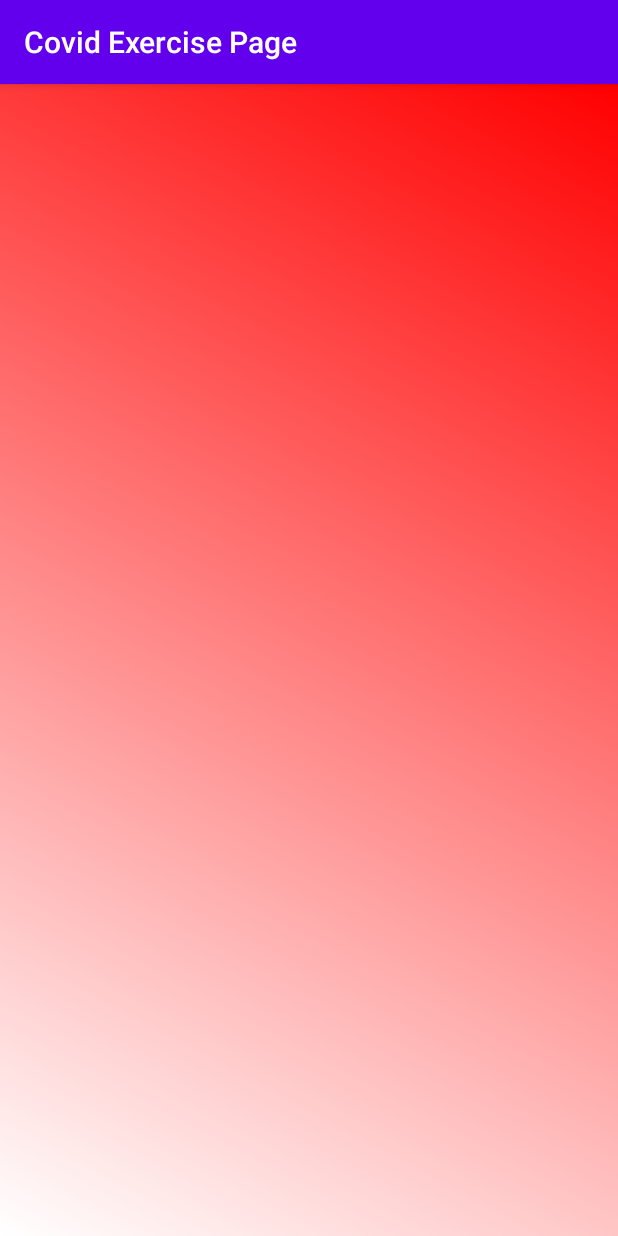
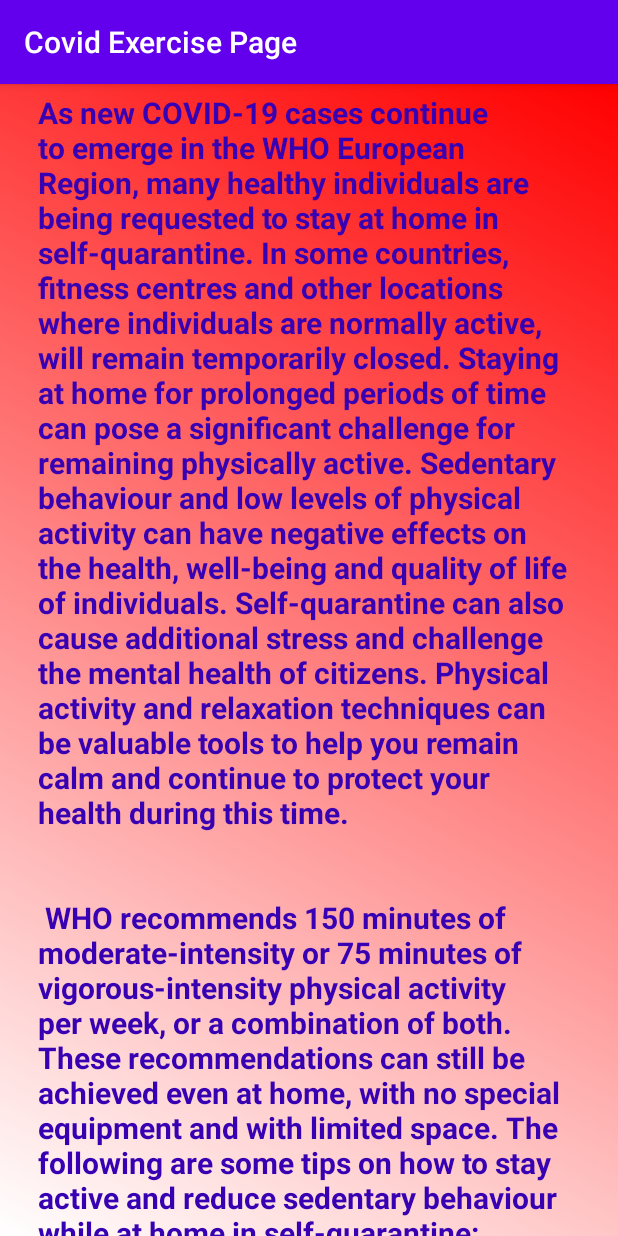
Before and after one commit to FariaIslamHridy/PlasmaBank, an Android app: the Covid_Exercise screen opened directly, with no data from a screen before it, on a phone screen of 412 x 824 dp. Run offline under Robolectric (Android 15) with nearby library versions, the phone set to English and light mode, and no system bars.

Commit message:
test commit

```diff
--- a/app/src/main/java/com/example/plasmabank/Plasma_Donor.java
+++ b/app/src/main/java/com/example/plasmabank/Plasma_Donor.java
@@ -62,5 +62,5 @@ public class Plasma_Donor extends AppCompatActivity {
             }
         });
 
-    }
+        }
 }
--- a/app/src/main/res/layout/activity_covid__exercise.xml
+++ b/app/src/main/res/layout/activity_covid__exercise.xml
@@ -9,4 +9,26 @@
     android:background="@drawable/background1"
     tools:context=".Covid_Exercise">
 
+    <ScrollView
+        android:layout_width="wrap_content"
+        android:layout_height="wrap_content">
+
+        <TextView
+            android:id="@+id/MedicineListId"
+            android:layout_height="match_parent"
+            android:layout_width="match_parent"
+            android:text="@string/covid_exercises"
+            android:paddingLeft="10dp"
+            android:textIsSelectable="true"
+            android:textColorHighlight="@android:color/darker_gray"
+            android:textAlignment="textStart"
+            android:textSize="20sp"
+            android:textStyle="bold"
+            android:layout_margin="20dp"
+            android:padding="5dp"
+            android:textColor="@color/colorPrimaryDark"
+            />
+
+    </ScrollView>
+
 </LinearLayout>
--- a/app/src/main/res/layout/activity_covid__food.xml
+++ b/app/src/main/res/layout/activity_covid__food.xml
@@ -15,10 +15,10 @@
         android:layout_height="wrap_content">
 
         <TextView
-            android:id="@+id/MedicineListId"
+
             android:layout_height="wrap_content"
             android:layout_width="wrap_content"
-            android:text="@string/Medicines"
+            android:text="@string/covid_foods"
             android:textIsSelectable="true"
             android:textColorHighlight="@android:color/darker_gray"
             android:textAlignment="textStart"
--- a/app/src/main/res/values/strings.xml
+++ b/app/src/main/res/values/strings.xml
@@ -49,4 +49,30 @@ or Cap. Doxicap-100mg\n
     </string>
 
 
+    <string name="covid_exercises">
+
+    As new COVID-19 cases continue to emerge in the WHO European Region, many healthy individuals are being requested to stay at home in self-quarantine. In some countries, fitness centres and other locations where individuals are normally active, will remain temporarily closed. Staying at home for prolonged periods of time can pose a significant challenge for remaining physically active. Sedentary behaviour and low levels of physical activity can have negative effects on the health, well-being and quality of life of individuals. Self-quarantine can also cause additional stress and challenge the mental health of citizens. Physical activity and relaxation techniques can be valuable tools to help you remain calm and continue to protect your health during this time.\n\n\n
+        WHO recommends 150 minutes of moderate-intensity or 75 minutes of vigorous-intensity physical activity per week, or a combination of both. These recommendations can still be achieved even at home, with no special equipment and with limited space. The following are some tips on how to stay active and reduce sedentary behaviour while at home in self-quarantine:\n\n\n
+        Take short active breaks during the day:\n\nShort bouts of physical activity add up to the weekly recommendations. You may use the suggested exercises below as inspiration to be active every day. Dancing, playing with children, and performing domestic chores such as cleaning and gardening are other means to stay active at home.\n\n\n
+        Follow an online exercise class:\n\nTake advantage of the wealth of online exercise classes. Many of these are free and can be found on YouTube. If you have no experience performing these exercises, be cautious and aware of your own limitations.\n\n\n
+        Walk:\n\nEven in small spaces, walking around or walking on the spot, can help you remain active. If you have a call, stand or walk around your home while you speak, instead of sitting down. If you decide to go outside to walk or exercise, be sure to maintain at least a 1-meter distance from other people.\n\n\n
+        Stand up:\n\nReduce your sedentary time by standing up whenever possible. Ideally, aim to interrupt sitting and reclining time every 30 minutes. Consider setting up a standing desk by using a high table or stacking a pile of books or other materials, to continue working while standing. During sedentary leisure time prioritize cognitively stimulating activities, such as reading, board games, and puzzles.\n\n\n
+        Relax:\n\nMeditation and deep breaths can help you remain calm. A few examples of relaxation techniques are available below for inspiration.\n\n\n
+        For optimal health, it is also important to remember to eat healthily and stay hydrated. WHO recommends drinking water instead of sugar-sweetened beverages. Limit or avoid alcoholic beverages for adults and strictly avoid these in young people, and pregnant and breastfeeding women, or for other health reasons. Ensure plenty of fruits and vegetables, and limit the intake of salt, sugar and fat. Prefer whole grains rather than refined foods. For more guidance on how to eat healthily during self-quarantine, please see the Food and nutrition tips during self-quarantine, prepared by WHO/Europe.\n\n\n
+
+    </string>
+
+
+
+    <string name="covid_foods">
+
+    As countries are taking stronger measures to contain the spread of COVID-19, self-quarantine and the temporary closing of businesses may affect normal food-related practices. Healthy individuals, as well as those showing acute respiratory disease symptoms, are being requested to stay at home. In some countries, restaurants and take-away offers are being limited and some fresh items are becoming less available.\n\n
+
+    Good nutrition is crucial for health, particularly in times when the immune system might need to fight back. Limited access to fresh foods may compromise opportunities to continue eating a healthy and varied diet. It can also potentially lead to an increased consumption of highly processed foods, which tend to be high in fats, sugars and salt. Nonetheless, even with few and limited ingredients, one can continue eating a diet that supports good health.\n\n
+
+    For optimal health, it is also important to remain physically active. To support healthy individuals in staying physically active while at home, WHO/Europe has developed specific guidance for periods of quarantine, including tips and examples of home-based exercises.
+
+    </string>
+
+
 </resources>
```
